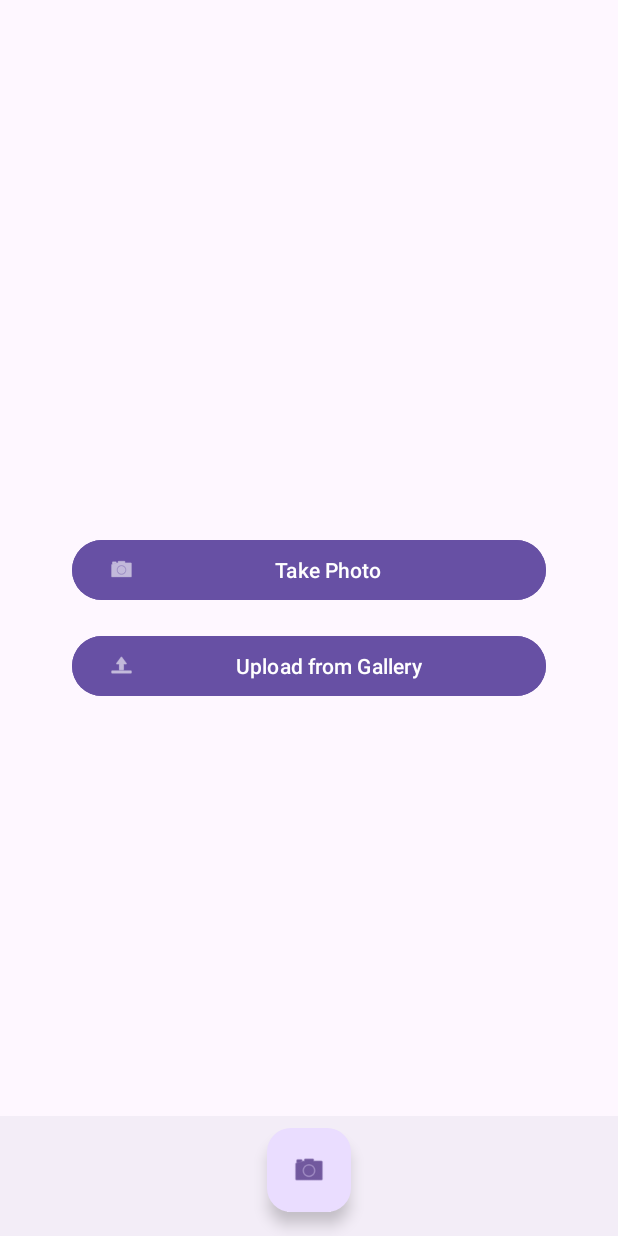
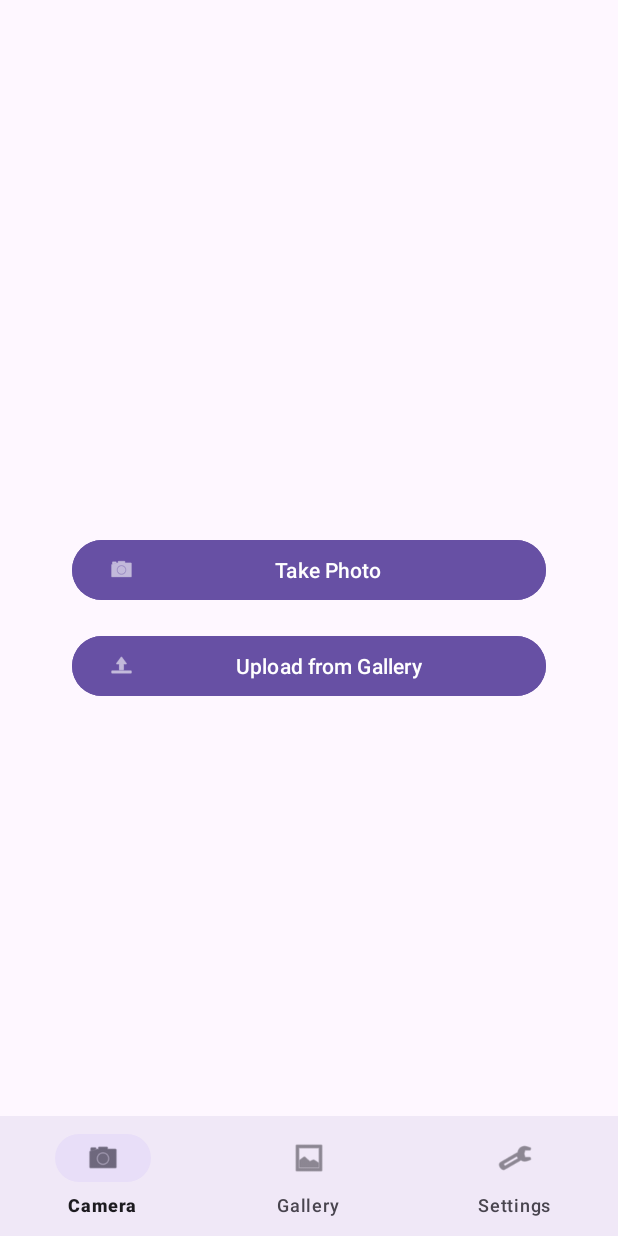
Before and after one commit to SunHorizon/WildlifeTracker, an Android app: the screen it shows after launch (MainActivity), on a phone screen of 412 x 824 dp. Run offline under Robolectric (Android 15) with nearby library versions, the phone set to English and light mode, and no system bars.

Commit message:
changed layout nav bar and added image preview

```diff
--- a/app/src/main/res/layout/activity_main.xml
+++ b/app/src/main/res/layout/activity_main.xml
@@ -12,23 +12,14 @@
         android:layout_width="match_parent"
         android:layout_height="match_parent"/>
 
-    <com.google.android.material.bottomappbar.BottomAppBar
+    <!-- Bottom Navigation View -->
+    <com.google.android.material.bottomnavigation.BottomNavigationView
         android:id="@+id/bottom_app_bar"
         android:layout_width="match_parent"
         android:layout_height="wrap_content"
         android:layout_gravity="bottom"
-        app:fabAlignmentMode="center"
-        app:hideOnScroll="true"/>
-
-
-    <com.google.android.material.floatingactionbutton.FloatingActionButton
-        android:id="@+id/fab_main_action"
-        android:layout_width="wrap_content"
-        android:layout_height="wrap_content"
-        android:layout_gravity="bottom|center"
-        android:layout_margin="16dp"
-        android:contentDescription="@string/action_button"
-        app:srcCompat="@android:drawable/ic_menu_camera" />
+        android:background="?attr/colorSurface"
+        app:menu="@menu/bottom_nav_menu" />
 
 
 </androidx.coordinatorlayout.widget.CoordinatorLayout>
--- a/app/src/main/res/layout/fragment_camera.xml
+++ b/app/src/main/res/layout/fragment_camera.xml
@@ -1,4 +1,5 @@
 <FrameLayout xmlns:android="http://schemas.android.com/apk/res/android"
+    xmlns:tools="http://schemas.android.com/tools"
     android:id="@+id/camera_container"
     android:layout_width="match_parent"
     android:layout_height="match_parent">
@@ -18,7 +19,6 @@
         android:layout_gravity="bottom|center_horizontal"
         android:layout_marginBottom="32dp"
         android:contentDescription="@string/camera_capture" />
-
-
+        />
 
 </FrameLayout>
--- /dev/null
+++ b/app/src/main/res/menu/bottom_nav_menu.xml
@@ -0,0 +1,16 @@
+<?xml version="1.0" encoding="utf-8"?>
+<menu xmlns:android="http://schemas.android.com/apk/res/android">
+
+    <item
+        android:id="@+id/nav_camera"
+        android:icon="@android:drawable/ic_menu_camera"
+        android:title="@string/camera"/>
+    <item
+        android:id="@+id/nav_gallery"
+        android:icon="@android:drawable/ic_menu_gallery"
+        android:title="@string/gallery" />
+    <item
+        android:id="@+id/nav_settings"
+        android:icon="@android:drawable/ic_menu_preferences"
+        android:title="@string/settings" />
+</menu>
--- a/app/src/main/res/values/strings.xml
+++ b/app/src/main/res/values/strings.xml
@@ -4,4 +4,8 @@
     <string name="btn_photo">Take Photo</string>
     <string name="btn_upload">Upload from Gallery</string>
     <string name="camera_capture">Capture Image</string>
+    <string name="camera">Camera</string>
+    <string name="gallery">Gallery</string>
+    <string name="settings">Settings</string>
+    <string name="analyze">Analyze</string>
 </resources>
--- a/app/src/main/res/values/themes.xml
+++ b/app/src/main/res/values/themes.xml
@@ -4,6 +4,5 @@
         <!-- Customize your light theme here. -->
         <!-- <item name="colorPrimary">@color/my_light_primary</item> -->
     </style>
-
     <style name="Theme.WildlifeTracker" parent="Base.Theme.WildlifeTracker" />
 </resources>
```
Also changed, not shown: app/src/main/java/com/example/wildlifetracker/MainActivity.java (+23 -19 lines), app/src/main/java/com/example/wildlifetracker/ui/CameraFragment.java (+16 -2 lines), app/src/main/java/com/example/wildlifetracker/ui/CameraUploadChoiceFragment.java (+15 -2 lines), app/src/main/java/com/example/wildlifetracker/ui/ImagePreviewFragment.java (added, +51 -0 lines), app/src/main/res/layout/fragment_image_preview.xml (added, +24 -0 lines).
